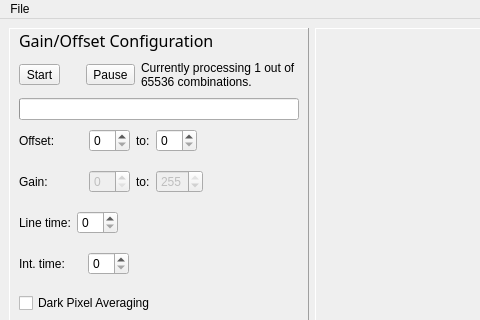
Old version of the form barbecue/ui/GainOffset.ui in the repository WasatchPhotonics/Barbecue; both pictures show x 0 to 480 and y 0 to 320 of the 1070 by 680 pixel window.
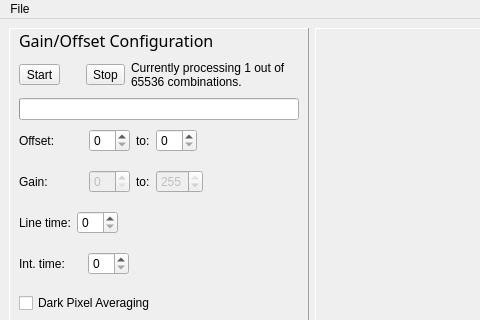
New version of the form. Icons and pictures are not drawn.

```diff
--- a/barbecue/ui/GainOffset.ui
+++ b/barbecue/ui/GainOffset.ui
@@ -121,7 +121,7 @@
           <item>
            <widget class="QToolButton" name="toolButtonPause">
             <property name="text">
-             <string>Pause</string>
+             <string>Stop</string>
             </property>
             <property name="icon">
              <iconset resource="bbq_resources.qrc">
```
Left out of the diff: 4 changed lines with no effect on the pictures.
